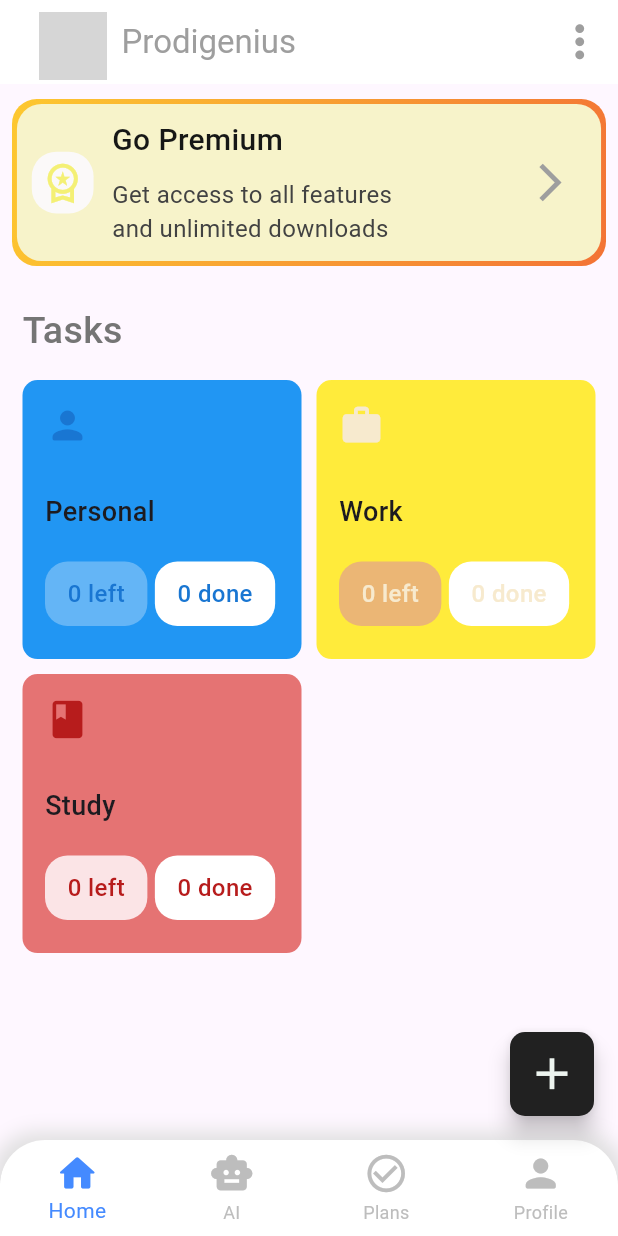
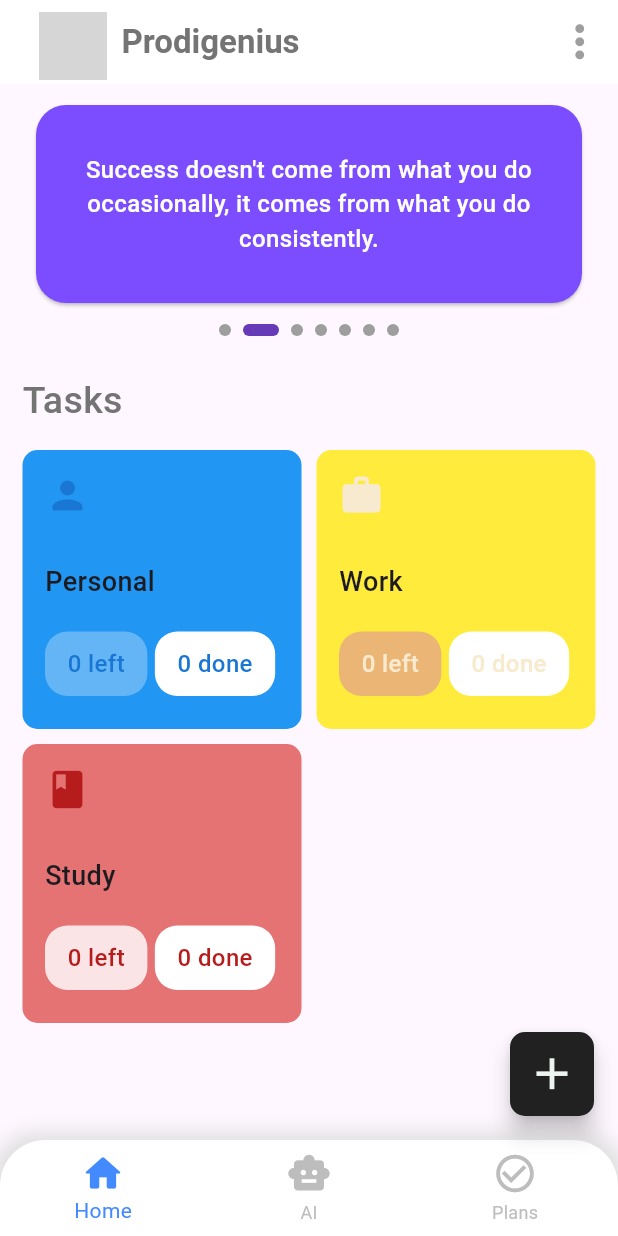
Before and after one commit to syedzubairrizwan/prodigenius_application, a Flutter app: the screen it shows once a user with an empty profile is signed in, on a phone screen of 412 x 824 dp. Run offline on Flutter 3.47's test engine with Material 3 defaults, Android fonts, the phone set to English and light mode, and no system bars; drawn by our look-alikes of smooth_page_indicator; our stand-ins replace firebase_auth, firebase_core, fl_chart, flutter_bloc, freezed_annotation; accounts and stored records are empty; grey boxes are pictures that could not be loaded.

Commit message:
full new look now

```diff
--- a/lib/screens/ContactPage.dart
+++ b/lib/screens/ContactPage.dart
@@ -24,7 +24,7 @@
                 height: he * 0.27,
                 width: he * 0.35,
 
-                child: Image.asset('assets/OIP.jpg'),
+                child: Icon(Icons.help_center),
               ),
               Text(
                 'We are here to help you',
--- a/lib/screens/HomePage.dart
+++ b/lib/screens/HomePage.dart
@@ -6,7 +6,7 @@
 
 import 'package:prodigenius_application/widgets/constant.dart';
 import 'package:prodigenius_application/widgets/plans.dart';
-import 'package:prodigenius_application/widgets/premium.dart';
+import 'package:prodigenius_application/widgets/PrimeSpace.dart';
 import 'package:prodigenius_application/widgets/tasks.dart';
 import 'package:prodigenius_application/widgets/ai.dart';
 //import 'package:prodigenius_application/screens/Calendar_Screen.dart';
@@ -24,7 +24,6 @@
     const Homepage(),
     const AIPage(),
     const PlansPage(),
-    const Center(child: Text('Profile')), // Placeholder for Profile page
   ];
   int _activeIndex = 0;
 
@@ -54,7 +53,11 @@
         const SizedBox(width: 10),
         const Text(
           'Prodigenius',
-          style: TextStyle(color: Colors.grey, fontSize: 22),
+          style: TextStyle(
+            color: Color.fromARGB(255, 116, 116, 116),
+            fontSize: 22,
+            fontWeight: FontWeight.bold,
+          ),
         ),
       ],
     );
@@ -71,7 +74,18 @@
       ),
       child: ClipRRect(
         borderRadius: BorderRadius.circular(10),
-        child: Image.asset('assets/profile.png', fit: BoxFit.cover),
+        child: Image.asset(
+          'assets/profile.png',
+          fit: BoxFit.cover,
+          errorBuilder:
+              (context, error, stackTrace) => const Center(
+                child: Icon(
+                  Icons.lightbulb_rounded, // if the profile is not loaging
+                  color: Color.fromARGB(255, 247, 241, 75),
+                  size: 40,
+                ),
+              ),
+        ),
       ),
     );
   }
@@ -128,10 +142,6 @@
               icon: Icon(Icons.check_circle_outline, size: 30),
               label: 'Plans',
             ),
-            BottomNavigationBarItem(
-              icon: Icon(Icons.person_rounded, size: 30),
-              label: 'Profile',
-            ),
           ],
           onTap: (index) {
             setState(() {
@@ -173,14 +183,15 @@
       children: [
         Padding(
           padding: const EdgeInsets.symmetric(horizontal: 8.0, vertical: 10.0),
-          child: const GoPremium(), // Ensure GoPremium is a defined widget
+          child:
+              const MotivationalCarousel(), // Ensure GoPremium is a defined widget
         ),
         Padding(
           padding: const EdgeInsets.all(15),
           child: Text(
             'Tasks',
             style: TextStyle(
-              color: Colors.grey.shade600,
+              color: Color.fromARGB(255, 116, 116, 116),
               fontSize: 25,
               fontWeight: FontWeight.w500,
             ),
--- /dev/null
+++ b/lib/widgets/PrimeSpace.dart
@@ -0,0 +1,99 @@
+import 'dart:async';
+import 'package:flutter/material.dart';
+import 'package:smooth_page_indicator/smooth_page_indicator.dart';
+
+class MotivationalCarousel extends StatefulWidget {
+  const MotivationalCarousel({Key? key}) : super(key: key);
+
+  @override
+  State<MotivationalCarousel> createState() => _MotivationalCarouselState();
+}
+
+class _MotivationalCarouselState extends State<MotivationalCarousel> {
+  final PageController _controller = PageController();
+  final List<String> quotes = [
+    "Push yourself, no one else is going to do it for you.",
+    "Success doesn't come from what you do occasionally, it comes from what you do consistently.",
+    "Great things never come from comfort zones.",
+    "Wake up with determination. Go to bed with satisfaction.",
+    "Dream it. Wish it. Do it.",
+    "Stay positive, work hard, make it happen.",
+    "The key to success is to focus on goals, not obstacles."
+  ];
+
+  Timer? _autoScrollTimer;
+  int _currentIndex = 0;
+
+  @override
+  void initState() {
+    super.initState();
+    _autoScrollTimer = Timer.periodic(const Duration(seconds: 3), (timer) {
+      if (_controller.hasClients) {
+        _currentIndex++;
+        if (_currentIndex >= quotes.length) _currentIndex = 0;
+        _controller.animateToPage(
+          _currentIndex,
+          duration: const Duration(milliseconds: 500),
+          curve: Curves.easeInOut,
+        );
+      }
+    });
+  }
+
+  @override
+  void dispose() {
+    _autoScrollTimer?.cancel();
+    _controller.dispose();
+    super.dispose();
+  }
+
+  @override
+  Widget build(BuildContext context) {
+    return Column(
+      children: [
+        SizedBox(
+          height: 140,
+          child: PageView.builder(
+            controller: _controller,
+            itemCount: quotes.length,
+            itemBuilder: (context, index) {
+              return Padding(
+                padding: const EdgeInsets.symmetric(horizontal: 12),
+                child: Card(
+                  shape: RoundedRectangleBorder(
+                    borderRadius: BorderRadius.circular(20),
+                  ),
+                  color: Colors.deepPurpleAccent,
+                  child: Center(
+                    child: Padding(
+                      padding: const EdgeInsets.all(16),
+                      child: Text(
+                        quotes[index],
+                        style: const TextStyle(
+                          color: Colors.white,
+                          fontSize: 16,
+                          fontWeight: FontWeight.w500,
+                        ),
+                        textAlign: TextAlign.center,
+                      ),
+                    ),
+                  ),
+                ),
+              );
+            },
+          ),
+        ),
+        const SizedBox(height: 10),
+        SmoothPageIndicator(
+          controller: _controller,
+          count: quotes.length,
+          effect: ExpandingDotsEffect(
+            activeDotColor: Colors.deepPurple,
+            dotHeight: 8,
+            dotWidth: 8,
+          ),
+        ),
+      ],
+    );
+  }
+}
--- a/lib/widgets/plans.dart
+++ b/lib/widgets/plans.dart
@@ -323,9 +323,11 @@
               color: Colors.grey[800],
             ),
           ),
-          const SizedBox(height: 20),
-          SizedBox(
-            height: 200,
+          const SizedBox(height: 16),
+          Center(
+            child: SizedBox(
+              height: 180,
+              width: 180,
               child: PieChart(
                 PieChartData(
                   sections:
@@ -335,7 +337,7 @@
                           value: entry.value.toDouble(),
                           title: '${entry.key.displayName}\n${entry.value}',
                           color: color,
-                        radius: 100,
+                          radius: 60,
                           titleStyle: const TextStyle(
                             color: Colors.white,
                             fontSize: 12,
@@ -344,10 +346,35 @@
                         );
                       }).toList(),
                   sectionsSpace: 2,
-                centerSpaceRadius: 40,
+                  centerSpaceRadius: 36,
+                  startDegreeOffset: -90,
                 ),
               ),
             ),
+          ),
+          const SizedBox(height: 16),
+          ...categoryData.entries.map((entry) {
+            return Padding(
+              padding: const EdgeInsets.symmetric(vertical: 4.0),
+              child: Row(
+                children: [
+                  Container(
+                    width: 14,
+                    height: 14,
+                    decoration: BoxDecoration(
+                      color: entry.key.backgroundColor,
+                      shape: BoxShape.circle,
+                    ),
+                  ),
+                  const SizedBox(width: 8),
+                  Text(
+                    '${entry.key.displayName}: ${entry.value}',
+                    style: TextStyle(color: Colors.grey[800], fontSize: 14),
+                  ),
+                ],
+              ),
+            );
+          }).toList(),
         ],
       ),
     );
--- a/lib/widgets/premium.dart
+++ /dev/null
@@ -1,96 +0,0 @@
-import 'package:flutter/material.dart';
-//import 'package:prodigenius_application/widgets/constant.dart';
-
-class GoPremium extends StatefulWidget {
-  const GoPremium({super.key});
-
-  @override
-  State<GoPremium> createState() => _GoPremiumState();
-}
-
-class _GoPremiumState extends State<GoPremium> {
-  @override
-  Widget build(BuildContext context) {
-    var he = MediaQuery.of(context).size.height;
-    return Stack(
-      children: [
-        Container(
-          padding: EdgeInsets.all(he * 0.004),
-          decoration: BoxDecoration(
-            borderRadius: BorderRadius.circular(he * 0.02),
-            gradient: const LinearGradient(
-              colors: [Color(0xffFDC830), Color(0xffF37335)],
-              begin: Alignment.topLeft,
-              end: Alignment.bottomRight,
-            ),
-          ),
-          child: Container(
-            decoration: BoxDecoration(
-              borderRadius: BorderRadius.circular(he * 0.02),
-              color: const Color.fromARGB(255, 247, 243, 202),
-            ),
-            padding: EdgeInsets.all(he * 0.012),
-            child: Row(
-              children: [
-                Container(
-                  height: he * 0.05,
-                  width: he * 0.05,
-                  decoration: BoxDecoration(
-                    borderRadius: BorderRadius.circular(he * 0.02),
-                    color: const Color.fromARGB(255, 251, 249, 249),
-                  ),
-                  child: ColorFiltered(
-                    colorFilter: ColorFilter.mode(
-                      Color.fromARGB(255, 244, 240, 117),
-                      BlendMode.srcATop,
-                    ),
-                    child: const Icon(
-                      Icons.workspace_premium_outlined,
-                      size: 30,
-                      color: Color.fromARGB(255, 252, 245, 29),
-                    ),
-                  ),
-                ),
-                SizedBox(width: he * 0.015),
-                Column(
-                  mainAxisAlignment: MainAxisAlignment.center,
-                  crossAxisAlignment: CrossAxisAlignment.start,
-                  children: [
-                    const Text(
-                      'Go Premium',
-                      style: TextStyle(
-                        color: Color.fromARGB(255, 22, 23, 22),
-                        fontSize: 20,
-                        fontWeight: FontWeight.w500,
-                      ),
-                    ),
-                    const SizedBox(height: 10),
-                    Text(
-                      'Get access to all features\nand unlimited downloads',
-                      style: TextStyle(
-                        color: Colors.grey[800],
-                        fontSize: 16,
-                        fontWeight: FontWeight.w400,
-                      ),
-                    ),
-                  ],
-                ),
-                Expanded(child: Container()),
-                IconButton(
-                  icon: const Icon(
-                    Icons.arrow_forward_ios,
-                    color: Colors.grey,
-                    size: 30,
-                  ),
-                  onPressed: () {
-
-                  },
-                ),
-              ],
-            ),
-          ),
-        ),
-      ],
-    );
-  }
-}
```
Also changed, not shown: pubspec.yaml (+6 -2 lines), assets/OIP.jpg (deleted), assets/profile.png (deleted), pubspec.lock. Lines whose indentation alone changed are shown as unchanged.
